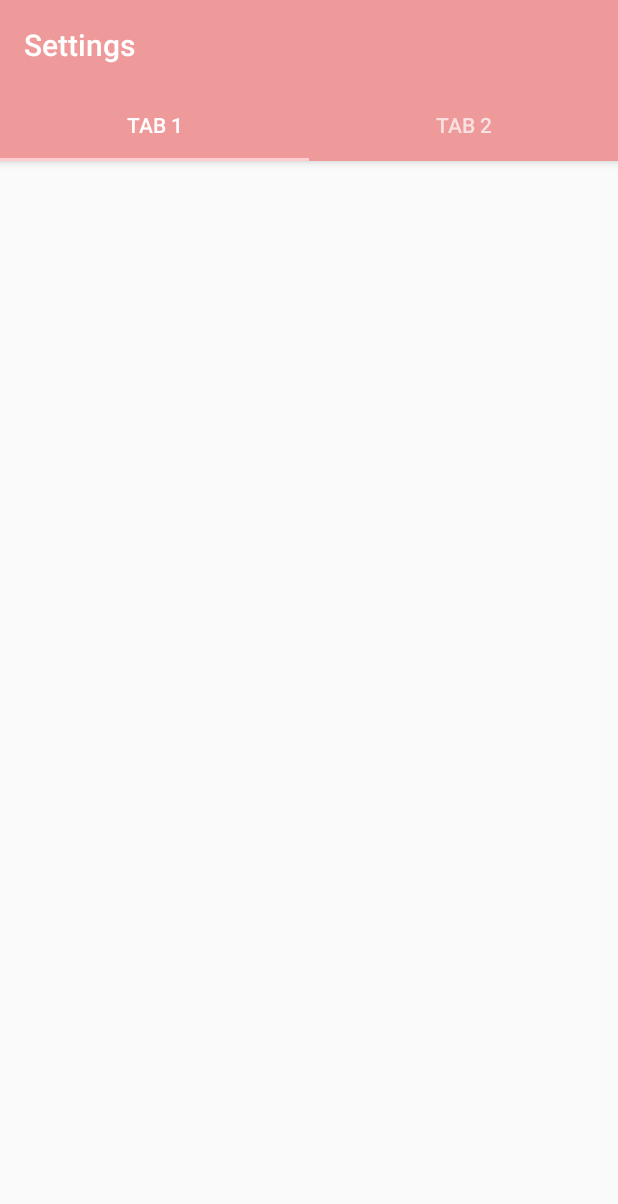
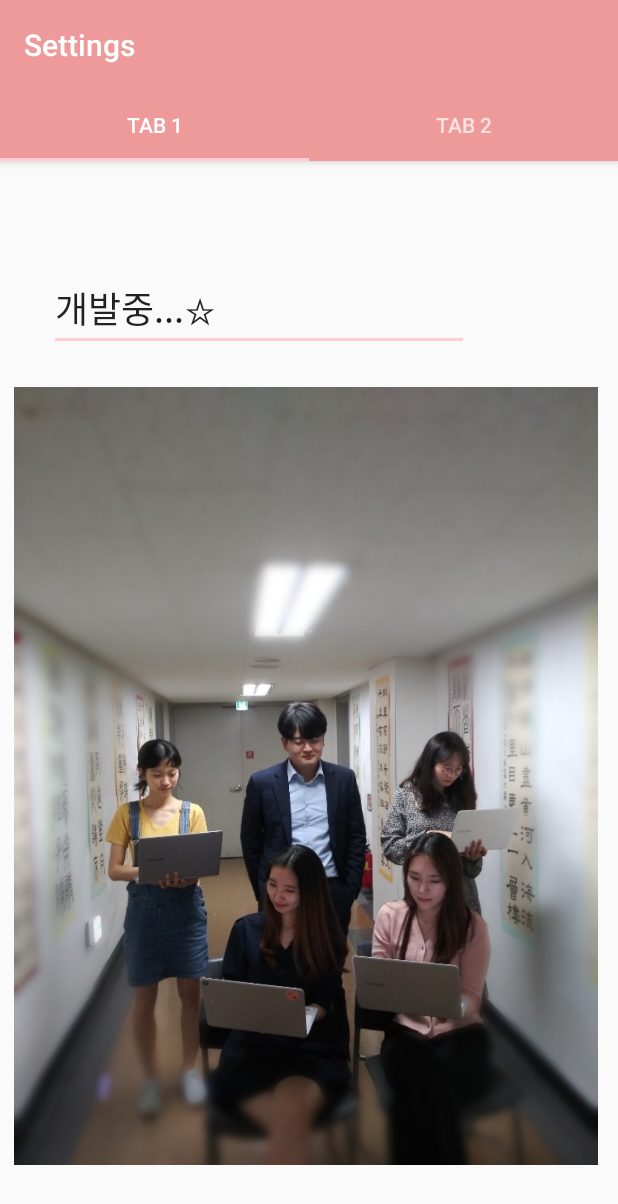
Before and after one commit to seo05048/MyApplication2, an Android app: the PlaceholderFragment screen opened directly, with no data from a screen before it, on a phone screen of 412 x 824 dp. Shown: the top 1204 px of the screen. Run offline under Robolectric (Android 15) with nearby library versions, the phone set to English and light mode, and no system bars; libraries missing offline, so code that uses them is left out: android.arch.core; 1 statement that could not run was skipped.

Commit message:
제목&settings개발

```diff
--- a/app/src/main/res/layout/fragment_tab.xml
+++ b/app/src/main/res/layout/fragment_tab.xml
@@ -18,4 +18,42 @@
         tools:layout_constraintLeft_creator="1"
         tools:layout_constraintTop_creator="1" />
 
+    <ImageView
+        android:id="@+id/imageView7"
+        android:layout_width="389dp"
+        android:layout_height="548dp"
+        android:layout_marginStart="9dp"
+        android:layout_marginLeft="9dp"
+        android:layout_marginTop="104dp"
+        android:layout_marginEnd="10dp"
+        android:layout_marginRight="10dp"
+        android:src="@drawable/work"
+        app:layout_constraintBottom_toBottomOf="parent"
+        app:layout_constraintEnd_toEndOf="parent"
+        app:layout_constraintHorizontal_bias="0.0"
+        app:layout_constraintStart_toStartOf="parent"
+        app:layout_constraintTop_toTopOf="parent"
+        app:layout_constraintVertical_bias="0.811" />
+
+    <EditText
+        android:id="@+id/editText6"
+        android:layout_width="wrap_content"
+        android:layout_height="wrap_content"
+        android:layout_marginStart="27dp"
+        android:layout_marginLeft="27dp"
+        android:layout_marginTop="34dp"
+        android:layout_marginEnd="99dp"
+        android:layout_marginRight="99dp"
+        android:layout_marginBottom="9dp"
+        android:ems="10"
+        android:inputType="textPersonName"
+        android:text="개발중...☆"
+        android:textSize="24sp"
+        app:layout_constraintBottom_toTopOf="@+id/imageView7"
+        app:layout_constraintEnd_toEndOf="parent"
+        app:layout_constraintHorizontal_bias="1.0"
+        app:layout_constraintStart_toStartOf="parent"
+        app:layout_constraintTop_toTopOf="parent"
+        app:layout_constraintVertical_bias="1.0" />
+
 </android.support.constraint.ConstraintLayout>
```
Also changed, not shown: app/src/main/res/layout/activity_login.xml (+22 -13 lines), app/src/main/res/drawable/work.jpg (added), 1 other file.
